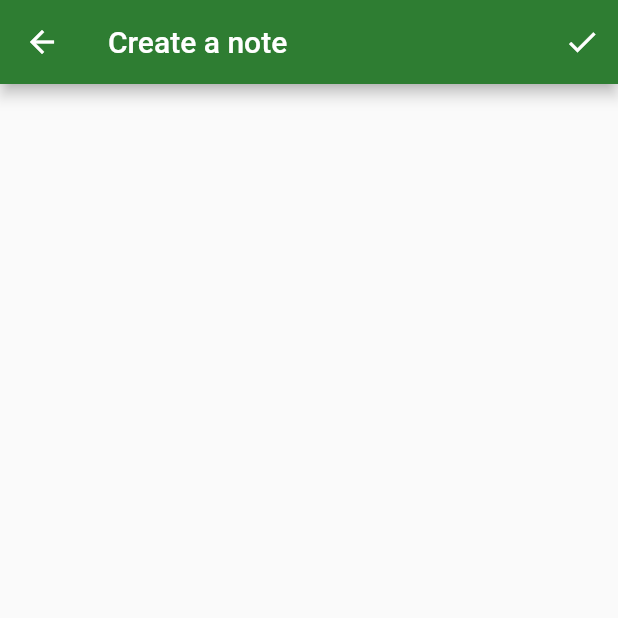
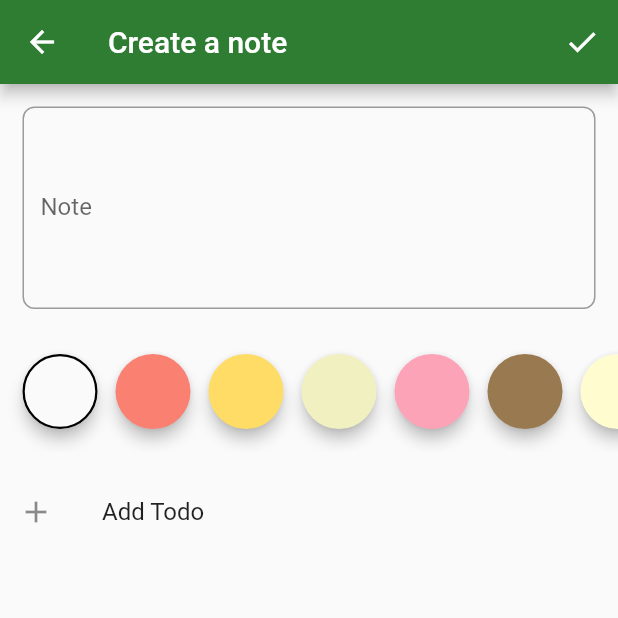
Before and after one commit to AkhdanFirdaus/notes_firebase_ddd, a Flutter app: the NoteFormPage screen opened by its route, on a phone screen of 412 x 824 dp, the top half of it. Run offline on Flutter 3.47's test engine with Material 2 defaults, Android fonts, the phone set to English and light mode, and no system bars; our stand-ins replace auto_route, bloc, cloud_firestore, dartz, firebase_auth, firebase_core and 8 more; accounts and stored records are empty.

Commit message:
Adding Todos

```diff
--- a/lib/application/notes/note_form/note_form_bloc.dart
+++ b/lib/application/notes/note_form/note_form_bloc.dart
@@ -41,7 +41,7 @@ class NoteFormBloc extends Bloc<NoteFormEvent, NoteFormState> {
             saveFailureOrSuccessOption: none(),
           ));
         },
-        todosChange: (e) async {
+        todosChanged: (e) async {
           emit(state.copyWith(
             note: state.note.copyWith(
               todos: List3(e.todos.map((primitive) => primitive.toDomain())),
@@ -50,7 +50,8 @@ class NoteFormBloc extends Bloc<NoteFormEvent, NoteFormState> {
           ));
         },
         saved: (e) async {
-          late Either<NoteFailure, Unit> failureOrSuccess;
+          Either<NoteFailure, Unit> failureOrSuccess =
+              left(const NoteFailure.unexpected());
 
           emit(state.copyWith(
             isSaving: true,
@@ -62,7 +63,6 @@ class NoteFormBloc extends Bloc<NoteFormEvent, NoteFormState> {
                 ? await _noteRepository.update(state.note)
                 : await _noteRepository.create(state.note);
           }
-
           emit(state.copyWith(
             isSaving: false,
             showErrorMessages: true,
--- a/lib/application/notes/note_form/note_form_event.dart
+++ b/lib/application/notes/note_form/note_form_event.dart
@@ -6,7 +6,7 @@ class NoteFormEvent with _$NoteFormEvent {
       _Initialize;
   const factory NoteFormEvent.bodyChanged(String bodyStr) = _BodyChanged;
   const factory NoteFormEvent.colorChanged(Color color) = _ColorChanged;
-  const factory NoteFormEvent.todosChange(KtList<TodoItemPrimitive> todos) =
+  const factory NoteFormEvent.todosChanged(KtList<TodoItemPrimitive> todos) =
       _TodosChange;
   const factory NoteFormEvent.saved() = _Saved;
 }
--- a/lib/infrastructure/notes/note_repository.dart
+++ b/lib/infrastructure/notes/note_repository.dart
@@ -20,9 +20,7 @@ class NoteRepository implements INoteRepository {
     try {
       final userDoc = await _firestore.userDocument();
       final noteDTO = NoteDTO.fromDomain(note);
-
       await userDoc.noteCollection.doc(noteDTO.id).set(noteDTO.toJson());
-
       return right(unit);
     } on FirebaseException catch (e) {
       if (e.message!.contains('PERMISSION_DENIED')) {
@@ -56,9 +54,7 @@ class NoteRepository implements INoteRepository {
     try {
       final userDoc = await _firestore.userDocument();
       final noteDTO = NoteDTO.fromDomain(note);
-
       await userDoc.noteCollection.doc(noteDTO.id).update(noteDTO.toJson());
-
       return right(unit);
     } on FirebaseException catch (e) {
       if (e.message!.contains('PERMISSION_DENIED')) {
--- /dev/null
+++ b/lib/presentation/notes/note_form/misc/build_context_x.dart
@@ -0,0 +1,12 @@
+import 'package:ddd_notes/presentation/notes/note_form/misc/todo_item_presentation_classes.dart';
+import 'package:flutter/widgets.dart';
+import 'package:kt_dart/kt.dart';
+import 'package:provider/provider.dart';
+
+extension FormTodosX on BuildContext {
+  KtList<TodoItemPrimitive> get formTodos =>
+      Provider.of<FormTodos>(this, listen: false).value;
+
+  set formTodos(KtList<TodoItemPrimitive> value) =>
+      Provider.of<FormTodos>(this, listen: false).value = value;
+}
--- a/lib/presentation/notes/note_form/misc/todo_item_presentation_classes.dart
+++ b/lib/presentation/notes/note_form/misc/todo_item_presentation_classes.dart
@@ -1,7 +1,9 @@
 import 'package:ddd_notes/domain/core/value_objects.dart';
 import 'package:ddd_notes/domain/notes/todo_item.dart';
 import 'package:ddd_notes/domain/notes/value_objects.dart';
+import 'package:flutter/cupertino.dart';
 import 'package:freezed_annotation/freezed_annotation.dart';
+import 'package:kt_dart/kt.dart';
 
 part 'todo_item_presentation_classes.freezed.dart';
 
@@ -37,3 +39,7 @@ class TodoItemPrimitive with _$TodoItemPrimitive {
     );
   }
 }
+
+class FormTodos extends ValueNotifier<KtList<TodoItemPrimitive>> {
+  FormTodos() : super(emptyList<TodoItemPrimitive>());
+}
--- a/lib/presentation/notes/note_form/misc/note_form_page.dart
+++ b/lib/presentation/notes/note_form/note_form_page.dart
@@ -1,9 +1,14 @@
 import 'package:ddd_notes/application/notes/note_form/note_form_bloc.dart';
 import 'package:ddd_notes/domain/notes/note.dart';
 import 'package:ddd_notes/injection.dart';
+import 'package:ddd_notes/presentation/notes/note_form/misc/todo_item_presentation_classes.dart';
+import 'package:ddd_notes/presentation/notes/note_form/widgets/add_todo_tile_widget.dart';
+import 'package:ddd_notes/presentation/notes/note_form/widgets/body_field_widget.dart';
+import 'package:ddd_notes/presentation/notes/note_form/widgets/color_field_widget.dart';
 import 'package:ddd_notes/presentation/routes/app_router.dart';
 import 'package:flutter/material.dart';
 import 'package:flutter_bloc/flutter_bloc.dart';
+import 'package:provider/provider.dart';
 
 class NoteFormPage extends StatelessWidget {
   final Note? editedNote;
@@ -89,10 +94,10 @@ class SavingInProgressOverlay extends StatelessWidget {
               const SizedBox(height: 8),
               Text(
                 'Saving',
-                style: Theme.of(context).textTheme.bodyText2!.copyWith(
-                      color: Colors.white,
-                      fontSize: 18,
-                    ),
+                style: Theme.of(context)
+                    .textTheme
+                    .bodyText2!
+                    .copyWith(color: Colors.white, fontSize: 18),
               ),
             ],
           ),
@@ -124,7 +129,27 @@ class NoteFormPageScaffold extends StatelessWidget {
           ),
         ],
       ),
-      body: SafeArea(child: Container()),
+      body: SafeArea(
+        child: BlocBuilder<NoteFormBloc, NoteFormState>(
+            buildWhen: (p, c) => p.showErrorMessages != c.showErrorMessages,
+            builder: (context, state) {
+              return ChangeNotifierProvider(
+                create: (_) => FormTodos(),
+                child: Form(
+                  autovalidateMode: AutovalidateMode.onUserInteraction,
+                  child: SingleChildScrollView(
+                    child: Column(
+                      children: const [
+                        BodyField(),
+                        ColorField(),
+                        AddTodoTile(),
+                      ],
+                    ),
+                  ),
+                ),
+              );
+            }),
+      ),
     );
   }
 }
--- /dev/null
+++ b/lib/presentation/notes/note_form/widgets/add_todo_tile_widget.dart
@@ -0,0 +1,42 @@
+import 'package:ddd_notes/application/notes/note_form/note_form_bloc.dart';
+import 'package:ddd_notes/presentation/notes/note_form/misc/todo_item_presentation_classes.dart';
+import 'package:ddd_notes/presentation/notes/note_form/misc/build_context_x.dart';
+import 'package:flutter/material.dart';
+import 'package:flutter_bloc/flutter_bloc.dart';
+import 'package:kt_dart/collection.dart';
+import 'package:kt_dart/kt.dart';
+
+class AddTodoTile extends StatelessWidget {
+  const AddTodoTile({Key? key}) : super(key: key);
+
+  @override
+  Widget build(BuildContext context) {
+    return BlocConsumer<NoteFormBloc, NoteFormState>(
+      listenWhen: (p, c) => p.isEditing != c.isEditing,
+      listener: (context, state) {
+        context.formTodos = state.note.todos.value.fold(
+          (l) => listOf<TodoItemPrimitive>(),
+          (todoItemList) => todoItemList.map(
+            (_) => TodoItemPrimitive.fromDomain(_),
+          ),
+        );
+      },
+      buildWhen: (p, c) => p.note.todos.isFull != c.note.todos.isFull,
+      builder: (context, state) {
+        return ListTile(
+          onTap: () {
+            context.formTodos =
+                context.formTodos.plusElement(TodoItemPrimitive.empty());
+            context
+                .read<NoteFormBloc>()
+                .add(NoteFormEvent.todosChanged(context.formTodos));
+          },
+          enabled: !state.note.todos.isFull,
+          contentPadding: const EdgeInsets.all(12),
+          leading: const Icon(Icons.add),
+          title: const Text("Add Todo"),
+        );
+      },
+    );
+  }
+}
--- /dev/null
+++ b/lib/presentation/notes/note_form/widgets/body_field_widget.dart
@@ -0,0 +1,49 @@
+import 'package:ddd_notes/application/notes/note_form/note_form_bloc.dart';
+import 'package:ddd_notes/domain/notes/value_objects.dart';
+import 'package:flutter/material.dart';
+import 'package:flutter_bloc/flutter_bloc.dart';
+import 'package:flutter_hooks/flutter_hooks.dart';
+
+class BodyField extends HookWidget {
+  const BodyField({Key? key}) : super(key: key);
+
+  @override
+  Widget build(BuildContext context) {
+    final controller = useTextEditingController();
+    return BlocListener<NoteFormBloc, NoteFormState>(
+      listenWhen: (p, c) => p.isEditing != c.isEditing,
+      listener: (context, state) {
+        controller.text = state.note.body.getOrCrash();
+      },
+      child: Padding(
+        padding: const EdgeInsets.all(15.0),
+        child: TextFormField(
+          controller: controller,
+          decoration: const InputDecoration(
+            labelText: 'Note',
+            counterText: '',
+          ),
+          maxLength: NoteBody.maxLength,
+          maxLines: null,
+          minLines: 5,
+          onChanged: (value) {
+            context.read<NoteFormBloc>().add(NoteFormEvent.bodyChanged(value));
+          },
+          validator: (_) => context
+              .read<NoteFormBloc>()
+              .state
+              .note
+              .body
+              .value
+              .fold(
+                (f) => f.maybeMap(
+                    empty: (f) => 'Cannot be empty',
+                    exceedingLength: (f) => 'Exceeding length, max: ${f.max}',
+                    orElse: () => null),
+                (r) => null,
+              ),
+        ),
+      ),
+    );
+  }
+}
--- /dev/null
+++ b/lib/presentation/notes/note_form/widgets/color_field_widget.dart
@@ -0,0 +1,55 @@
+import 'package:ddd_notes/application/notes/note_form/note_form_bloc.dart';
+import 'package:ddd_notes/domain/notes/value_objects.dart';
+import 'package:flutter/material.dart';
+import 'package:flutter_bloc/flutter_bloc.dart';
+
+class ColorField extends StatelessWidget {
+  const ColorField({Key? key}) : super(key: key);
+
+  @override
+  Widget build(BuildContext context) {
+    return BlocBuilder<NoteFormBloc, NoteFormState>(
+      buildWhen: (p, c) => p.note.color != c.note.color,
+      builder: (context, state) {
+        return SizedBox(
+          height: 80,
+          child: ListView.separated(
+            padding: const EdgeInsets.symmetric(horizontal: 15),
+            physics: const BouncingScrollPhysics(),
+            scrollDirection: Axis.horizontal,
+            itemBuilder: (context, index) {
+              final itemColor = NoteColor.predefinedColors[index];
+              return GestureDetector(
+                onTap: () {
+                  context
+                      .read<NoteFormBloc>()
+                      .add(NoteFormEvent.colorChanged(itemColor));
+                },
+                child: Material(
+                  elevation: 4,
+                  shape: CircleBorder(
+                    side: state.note.color.value.fold(
+                      (l) => BorderSide.none,
+                      (color) => color == itemColor
+                          ? const BorderSide(width: 1.5)
+                          : BorderSide.none,
+                    ),
+                  ),
+                  color: itemColor,
+                  child: const SizedBox(
+                    width: 50,
+                    height: 50,
+                  ),
+                ),
+              );
+            },
+            separatorBuilder: (context, index) {
+              return const SizedBox(width: 12);
+            },
+            itemCount: NoteColor.predefinedColors.length,
+          ),
+        );
+      },
+    );
+  }
+}
--- a/lib/presentation/routes/app_router.dart
+++ b/lib/presentation/routes/app_router.dart
@@ -1,6 +1,6 @@
 import 'package:auto_route/auto_route.dart';
 import 'package:ddd_notes/domain/notes/note.dart';
-import 'package:ddd_notes/presentation/notes/note_form/misc/note_form_page.dart';
+import 'package:ddd_notes/presentation/notes/note_form/note_form_page.dart';
 import 'package:ddd_notes/presentation/notes/notes_overview/notes_overview_page.dart';
 import 'package:ddd_notes/presentation/sign_in/sign_in_page.dart';
 import 'package:ddd_notes/presentation/splash/splash_page.dart';
--- a/pubspec.yaml
+++ b/pubspec.yaml
@@ -25,6 +25,7 @@ dependencies:
   json_annotation: ^4.5.0
   rxdart: ^0.27.3
   flutter_hooks: ^0.18.3
+  provider: ^6.0.2
 
 dev_dependencies:
   flutter_test:
```
Also changed, not shown: lib/application/notes/note_form/note_form_bloc.freezed.dart, pubspec.lock.
